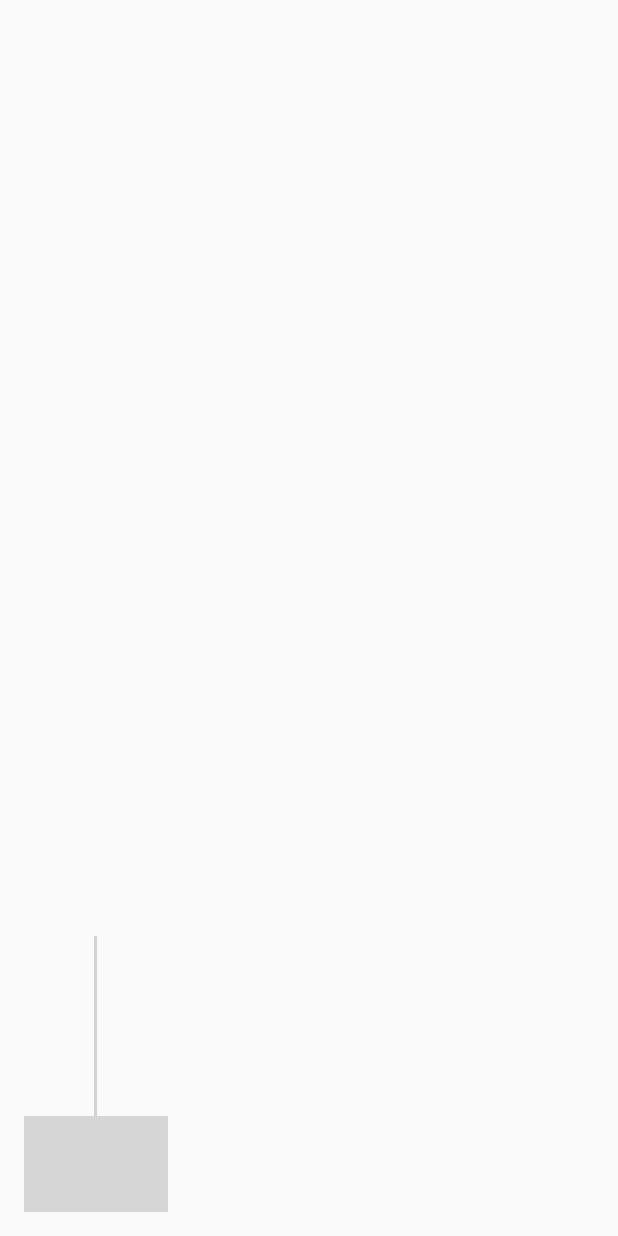
After one commit to YyyzzzxxxI/MindGames, an Android app: the layout activity_start_level1.xml on its own in the app's theme, with its tools: preview values and no code run, on a phone screen of 412 x 824 dp. The commit adds this screen. Run offline under Robolectric (Android 15) with nearby library versions, the phone set to English and light mode, and no system bars.

Commit message:
Добавлено: *Выбор уровня

```diff
--- a/app/src/main/AndroidManifest.xml
+++ b/app/src/main/AndroidManifest.xml
@@ -17,7 +17,8 @@
                 <category android:name="android.intent.category.LAUNCHER" />
             </intent-filter>
         </activity>
-        <activity android:name=".PlayActivity"></activity>
+        <activity android:name=".PlayActivity" />
+        <activity android:name=".StartLevel1"></activity>
     </application>
 
 </manifest>
--- a/app/src/main/java/com/mindgames/yzxi/mindgames/MainActivity.java
+++ b/app/src/main/java/com/mindgames/yzxi/mindgames/MainActivity.java
@@ -10,7 +10,10 @@ import android.view.View;
 import android.view.Window;
 import android.view.WindowManager;
 import android.widget.Button;
+import android.widget.TextView;
 import android.widget.VideoView;
+
+import org.w3c.dom.Text;
 
 public class MainActivity extends Activity {
     boolean animGo=false;
@@ -129,10 +132,12 @@ public class MainActivity extends Activity {
         Button setting = (Button) findViewById(R.id.setting);
         Button play = (Button) findViewById(R.id.play);
         Button records = (Button) findViewById(R.id.records) ;
+        TextView version = (TextView) findViewById(R.id.version);
         music.setVisibility(View.VISIBLE);
         setting.setVisibility(View.VISIBLE);
         play.setVisibility(View.VISIBLE);
         records.setVisibility(View.VISIBLE);
+        version.setVisibility(View.VISIBLE);
     }
 
 
--- /dev/null
+++ b/app/src/main/java/com/mindgames/yzxi/mindgames/VerticalSeekBar.java
@@ -0,0 +1,62 @@
+package com.mindgames.yzxi.mindgames;
+
+import android.content.Context;
+import android.graphics.Bitmap;
+import android.graphics.BitmapFactory;
+import android.graphics.Canvas;
+import android.graphics.drawable.Drawable;
+import android.util.AttributeSet;
+import android.util.Log;
+import android.view.MotionEvent;
+import android.widget.SeekBar;
+
+public class VerticalSeekBar extends SeekBar {
+
+    public VerticalSeekBar(Context context) {
+        super(context);
+    }
+
+    public VerticalSeekBar(Context context, AttributeSet attrs, int defStyle) {
+        super(context, attrs, defStyle);
+    }
+
+    public VerticalSeekBar(Context context, AttributeSet attrs) {
+        super(context, attrs);
+    }
+
+    protected void onSizeChanged(int w, int h, int oldw, int oldh) {
+        super.onSizeChanged(h, w, oldh, oldw);
+    }
+
+    @Override
+    protected synchronized void onMeasure(int widthMeasureSpec, int heightMeasureSpec) {
+        super.onMeasure(heightMeasureSpec, widthMeasureSpec);
+        setMeasuredDimension(getMeasuredHeight(), getMeasuredWidth());
+    }
+
+    protected void onDraw(Canvas c) {
+        c.rotate(-90);
+        c.translate(-getHeight(), 0);
+         super.onDraw(c);
+    }
+
+    @Override
+    public boolean onTouchEvent(MotionEvent event) {
+        if (!isEnabled()) {
+            return false;
+        }
+
+        switch (event.getAction()) {
+            case MotionEvent.ACTION_DOWN:
+            case MotionEvent.ACTION_MOVE:
+            case MotionEvent.ACTION_UP:         // eventY от 0 до getHeight, getMax=100
+                setProgress(Math.round((getMax()-getMax()*event.getY()/getHeight())/10)*10);
+                onSizeChanged(getWidth(), getHeight(), 0, 0);
+                break;
+
+            case MotionEvent.ACTION_CANCEL:
+                break;
+        }
+        return true;
+    }
+}
--- /dev/null
+++ b/app/src/main/res/layout/activity_start_level1.xml
@@ -0,0 +1,23 @@
+<?xml version="1.0" encoding="utf-8"?>
+<RelativeLayout xmlns:android="http://schemas.android.com/apk/res/android"
+    xmlns:tools="http://schemas.android.com/tools"
+    android:id="@+id/activity_start_level1"
+    android:layout_width="match_parent"
+    android:layout_height="match_parent"
+    android:paddingBottom="@dimen/activity_vertical_margin"
+    android:paddingLeft="@dimen/activity_horizontal_margin"
+    android:paddingRight="@dimen/activity_horizontal_margin"
+    android:paddingTop="@dimen/activity_vertical_margin"
+    tools:context="com.mindgames.yzxi.mindgames.StartLevel1">
+
+    <com.mindgames.yzxi.mindgames.VerticalSeekBar
+        android:id="@+id/seekBar1"
+        android:layout_width="wrap_content"
+        android:layout_height="200dp"
+        android:layout_alignParentBottom="true"
+        android:layout_alignParentLeft="true"
+        android:layout_alignParentStart="true"
+        android:thumb="@drawable/line"/>
+
+
+</RelativeLayout>
```
Also changed, not shown: app/src/main/java/com/mindgames/yzxi/mindgames/PlayActivity.java (+15 -34 lines), app/src/main/java/com/mindgames/yzxi/mindgames/PvLevel1.java (deleted, +0 -24 lines), app/src/main/java/com/mindgames/yzxi/mindgames/StartLevel1.java (added, +25 -0 lines), app/src/main/java/com/mindgames/yzxi/mindgames/SurfaceLevel1.java (added, +37 -0 lines), app/src/main/java/com/mindgames/yzxi/mindgames/SurfaceView.java (deleted, +0 -37 lines), app/src/main/res/layout/activity_main.xml (+42 -23 lines), app/src/main/res/layout/activity_play.xml (+57 -0 lines), app/src/main/res/layout/pvlevel1.xml (deleted, +0 -49 lines), app/src/main/res/layout/pvlevel2.xml (deleted, +0 -16 lines), 2 other files.
